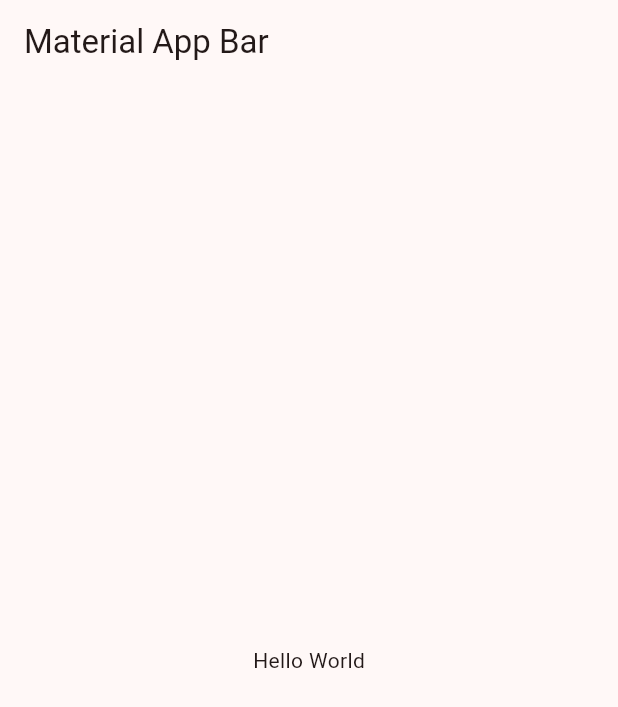
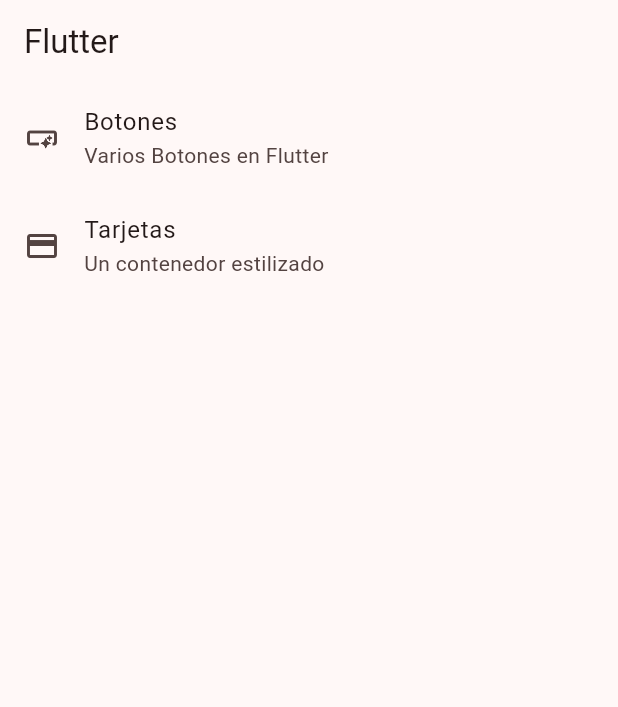
Before and after one commit to javierlobato/widgetapp, a Flutter app: the screen it shows after launch, on a phone screen of 412 x 824 dp. Shown: the top 707 px of the screen. Run offline on Flutter 3.47's test engine with Material 3 defaults, Android fonts, the phone set to English and light mode, and no system bars; missing offline and left inert: dart:html.

Commit message:
We created the home view inside the home screen.

```diff
--- a/lib/main.dart
+++ b/lib/main.dart
@@ -1,5 +1,6 @@
 import 'package:flutter/material.dart';
 import 'package:widgetapp/config/themes/app_theme.dart';
+import 'package:widgetapp/presentations/screens/home/home_screen.dart';
 
 void main() => runApp(const MyApp());
 
@@ -12,14 +13,7 @@
       debugShowCheckedModeBanner: false,
       theme: AppTheme(selectedColor: 0).getTheme(),
       title: 'Material App',
-      home: Scaffold(
-        appBar: AppBar(
-          title: const Text('Material App Bar'),
-        ),
-        body: const Center(
-          child: Text('Hello World'),
-        ),
-      ),
+      home:const HomeScreen(),
     );
   }
 }
--- a/lib/presentations/screens/home/home_screen.dart
+++ b/lib/presentations/screens/home/home_screen.dart
@@ -1,4 +1,7 @@
+import 'dart:html';
+
 import 'package:flutter/material.dart';
+import 'package:widgetapp/config/menu/menu_items.dart';
 
 class HomeScreen extends StatelessWidget {
   const HomeScreen({super.key});
@@ -7,9 +10,33 @@
   Widget build(BuildContext context) {
     return Scaffold(
       appBar: AppBar(
-        title: const Text('Flutter') ,
+        title: const Text('Flutter'),
       ),
-
+      body: const _HomeView(),
     );
   }
 }
+
+class _HomeView extends StatelessWidget {
+  const _HomeView();
+
+  @override
+  Widget build(BuildContext context) {
+
+
+    return ListView.builder(
+      itemCount: appMenuItems.length,
+      itemBuilder: (context, index) {
+        final menuItem = appMenuItems[index];
+
+        return ListTile(
+          title: Text(menuItem.title),
+          subtitle: Text(menuItem.subTitle),
+          leading: Icon(menuItem.icon),
+
+
+        );
+      }
+    );
+  }
+}
```
